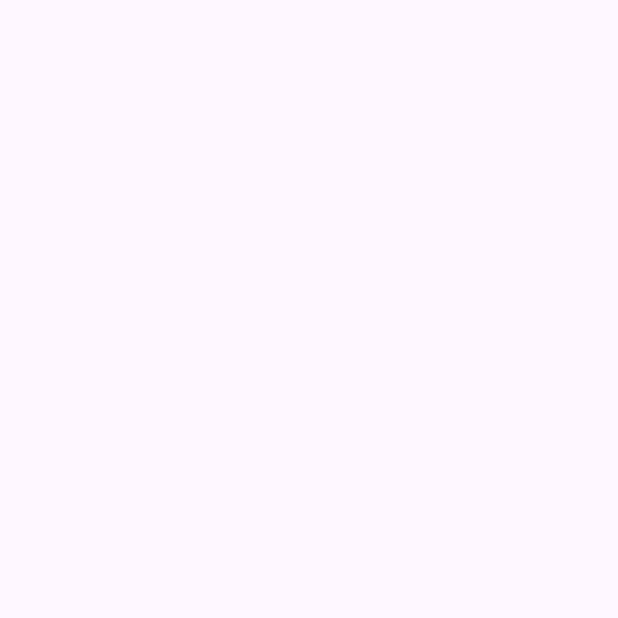
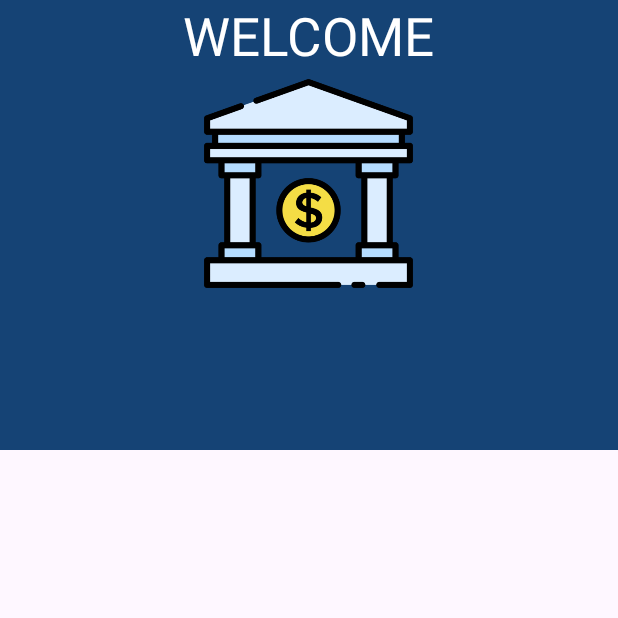
Before and after one commit to lndsilva/AppHomeBankFake, an Android app: the screen it shows after launch (WelcomeActivity), on a phone screen of 412 x 824 dp, the top half of it. Before the commit the part shown is empty. Run offline under Robolectric (Android 15) with nearby library versions, the phone set to English and light mode, and no system bars.

Commit message:
welcome windows

```diff
--- a/app/src/main/res/layout/welcome_layout.xml
+++ b/app/src/main/res/layout/welcome_layout.xml
@@ -1,10 +1,34 @@
 <?xml version="1.0" encoding="utf-8"?>
-<androidx.constraintlayout.widget.ConstraintLayout xmlns:android="http://schemas.android.com/apk/res/android"
+<LinearLayout xmlns:android="http://schemas.android.com/apk/res/android"
     xmlns:app="http://schemas.android.com/apk/res-auto"
     xmlns:tools="http://schemas.android.com/tools"
     android:id="@+id/main"
     android:layout_width="match_parent"
     android:layout_height="match_parent"
+    android:orientation="vertical"
     tools:context=".WelcomeActivity">
 
-</androidx.constraintlayout.widget.ConstraintLayout>
+    <LinearLayout
+        android:background="#154375"
+        android:layout_width="match_parent"
+        android:layout_height="300dp"
+        android:orientation="vertical">
+
+        <TextView
+            android:textColor="#FFF"
+            android:layout_width="wrap_content"
+            android:layout_height="wrap_content"
+            android:layout_gravity="center_horizontal"
+            android:text="Welcome"
+            android:textAllCaps="true"
+            android:textSize="35sp" />
+
+        <ImageView
+            android:layout_width="150dp"
+            android:layout_height="150dp"
+            android:layout_gravity="center_horizontal"
+            android:src="@drawable/banco" />
+    </LinearLayout>
+
+
+</LinearLayout>
```
Also changed, not shown: app/src/main/res/drawable/banco.png (added).
